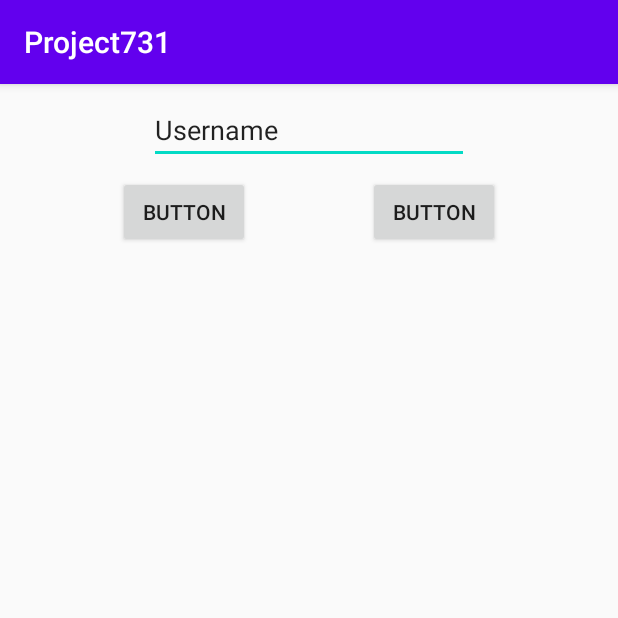
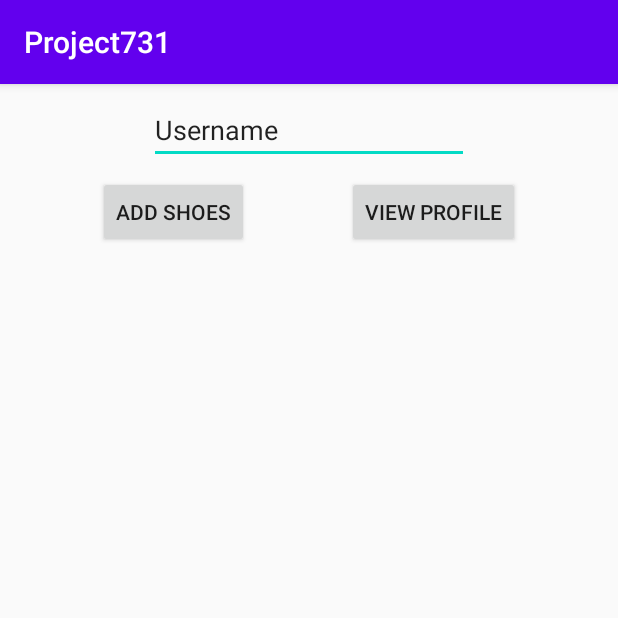
Before and after one commit to carlsondultra/CPS731Project, an Android app: the ShowingProfile screen opened directly, with no data from a screen before it, on a phone screen of 412 x 824 dp, the top half of it. Run offline under Robolectric (Android 15) with nearby library versions, the light colour scheme and no system bars.

Commit message:
added second show profile button function as well as profile helper

```diff
--- a/app/src/main/java/com/example/project731/ShowingProfile.java
+++ b/app/src/main/java/com/example/project731/ShowingProfile.java
@@ -16,10 +16,12 @@ import javax.crypto.ShortBufferException;
 
 public class ShowingProfile extends AppCompatActivity {
     //references
-    Button add_shoe;
+    Button add_shoe, view_profile;
     EditText select_user;
     ListView shoe_list;
     ArrayAdapter shoe_listAdapt;
+    ShoeDatabaseHelper sHelper;
+    UserProfileDatabaseHelper uHelper;
     protected void onCreate(Bundle savedInstanceState) {
         super.onCreate(savedInstanceState);
         setContentView(R.layout.profile_list);
@@ -27,16 +29,30 @@ public class ShowingProfile extends AppCompatActivity {
         add_shoe = findViewById(R.id.add_list);
         select_user = findViewById(R.id.profile_name);
         shoe_list = findViewById(R.id.shoe_list);
+        view_profile = findViewById(R.id.user_profile);
 
+        //button listener
+        view_profile.setOnClickListener(new View.OnClickListener() {
+            @Override
+            public void onClick(View v) {
+                uHelper = new UserProfileDatabaseHelper(ShowingProfile.this);
+                List<ShoeProfileForLists> everyone = uHelper.getEveryone();
+
+                shoe_listAdapt = new ArrayAdapter<ShoeProfileForLists>(ShowingProfile.this, android.R.layout.simple_list_item_1, everyone);
+                shoe_list.setAdapter(shoe_listAdapt);
+            }
+        });
         add_shoe.setOnClickListener(new View.OnClickListener() {
             @Override
             public void onClick(View v) {
-                ShoeDatabaseHelper sHelper = new ShoeDatabaseHelper(ShowingProfile.this);
+                sHelper = new ShoeDatabaseHelper(ShowingProfile.this);
                 List<ShoeProfileForLists> everyone = sHelper.getEveryone();
 
                 shoe_listAdapt = new ArrayAdapter<ShoeProfileForLists>(ShowingProfile.this, android.R.layout.simple_list_item_1, everyone);
                 shoe_list.setAdapter(shoe_listAdapt);
             }
         });
+
+
        }
 }
--- a/app/src/main/res/layout/profile_list.xml
+++ b/app/src/main/res/layout/profile_list.xml
@@ -27,16 +27,16 @@
         android:layout_width="wrap_content"
         android:layout_height="wrap_content"
         android:layout_marginTop="8dp"
-        android:text="Button"
-        app:layout_constraintEnd_toStartOf="@+id/delete_list_items"
+        android:text="Add shoes"
+        app:layout_constraintEnd_toStartOf="@+id/user_profile"
         app:layout_constraintStart_toStartOf="parent"
         app:layout_constraintTop_toBottomOf="@+id/profile_name" />
 
     <Button
-        android:id="@+id/delete_list_items"
+        android:id="@+id/user_profile"
         android:layout_width="wrap_content"
         android:layout_height="wrap_content"
-        android:text="Button"
+        android:text="View Profile"
         app:layout_constraintEnd_toEndOf="parent"
         app:layout_constraintStart_toEndOf="@+id/add_list"
         app:layout_constraintTop_toTopOf="@+id/add_list" />
```
Also changed, not shown: app/src/main/java/com/example/project731/UserProfileDatabaseHelper.java (added, +75 -0 lines).
